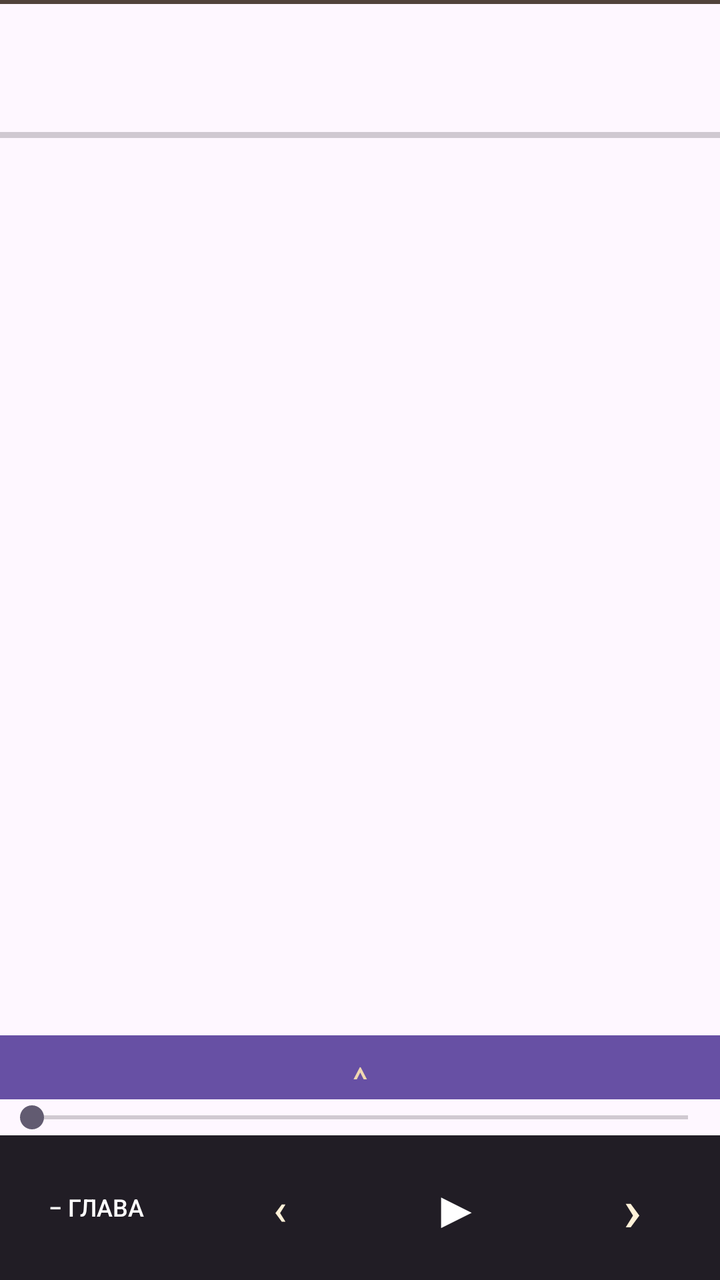
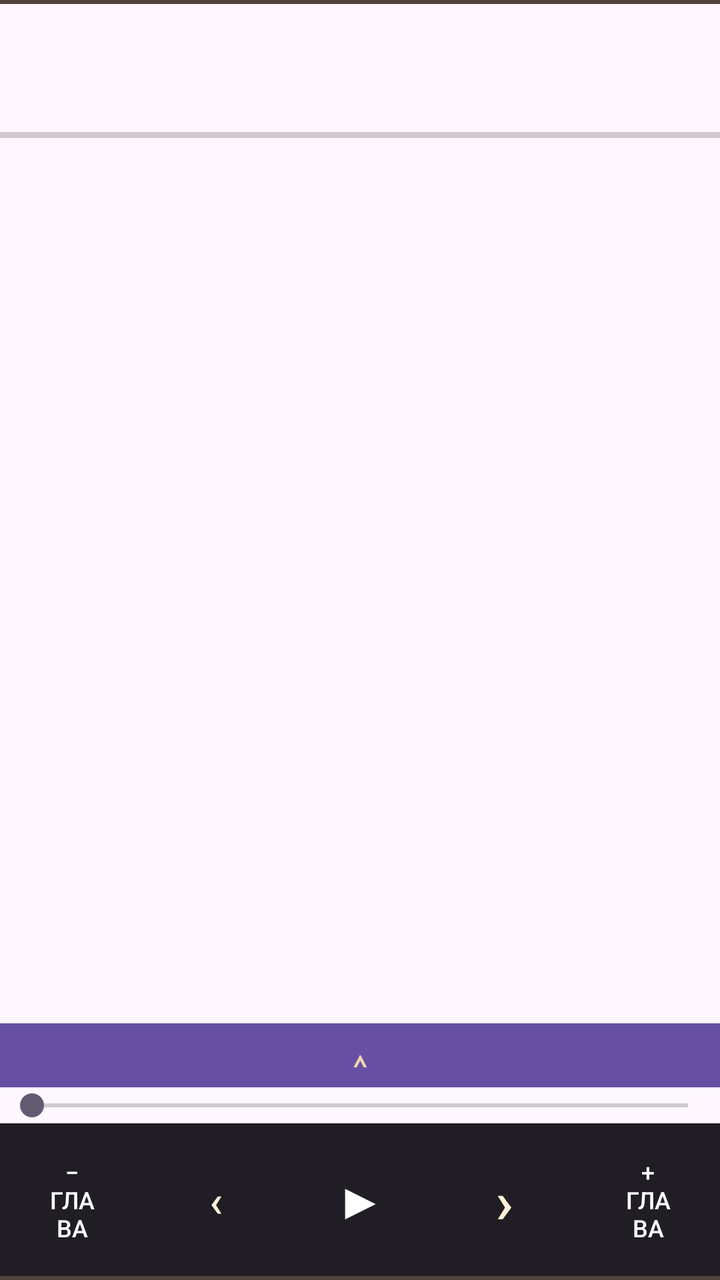

Screens rendered from an Android XML layout before and after an edit, with the pre-edit source and the edit as a unified diff.
<!-- AndroidManifest.xml: application theme Theme.OpenAloud -->
<!-- res/layout/activity_main.xml -->
<?xml version="1.0" encoding="utf-8"?>
<LinearLayout xmlns:android="http://schemas.android.com/apk/res/android"
    android:layout_width="match_parent"
    android:layout_height="match_parent"
    android:fitsSystemWindows="true"
    android:orientation="vertical">

    <View android:id="@+id/topFrame" android:layout_width="match_parent" android:layout_height="2dp" android:background="#51433B" />

    <com.google.android.material.appbar.MaterialToolbar
        android:id="@+id/toolbar"
        android:layout_width="match_parent"
        android:layout_height="?attr/actionBarSize" />

    <ProgressBar android:id="@+id/miniProgress" style="?android:attr/progressBarStyleHorizontal" android:layout_width="match_parent" android:layout_height="3dp" android:max="100" android:progress="0" android:indeterminate="false" />

    <androidx.recyclerview.widget.RecyclerView
        android:id="@+id/list"
        android:layout_width="match_parent"
        android:layout_height="0dp"
        android:layout_weight="1" />

    <Button
        android:id="@+id/expandControls"
        android:layout_width="match_parent"
        android:layout_height="32dp"
        android:background="#211D25"
        android:text="⌃"
        android:textColor="#F0D7B0"
        android:textSize="20sp" />

    <SeekBar
        android:id="@+id/seek"
        android:layout_width="match_parent"
        android:layout_height="wrap_content" />

    <LinearLayout
        android:id="@+id/controlBar"
        android:layout_width="match_parent"
        android:layout_height="wrap_content"
        android:gravity="center"
        android:orientation="horizontal"
        android:background="#211D25"
        android:paddingVertical="6dp">

        <Button android:id="@+id/prevCh" style="?android:attr/borderlessButtonStyle" android:textColor="#FFFFFF" android:backgroundTint="#51433B"
            android:layout_width="0dp" android:layout_height="wrap_content"
            android:layout_weight="1" android:text="− глава" android:textSize="12sp" />
        <Button android:id="@+id/prev" style="?android:attr/borderlessButtonStyle" android:backgroundTint="#51433B" android:textColor="#FFF1D8"
            android:layout_width="0dp" android:layout_height="wrap_content"
            android:layout_weight="1" android:text="‹" android:textSize="22sp" />
        <Button android:id="@+id/play" style="?android:attr/borderlessButtonStyle" android:backgroundTint="#8A6744" android:textColor="#FFFFFF"
            android:layout_width="0dp" android:layout_height="wrap_content"
            android:layout_weight="1" android:text="▶" android:textSize="26sp" />
        <Button android:id="@+id/next" style="?android:attr/borderlessButtonStyle" android:backgroundTint="#51433B" android:textColor="#FFF1D8"
            android:layout_width="0dp" android:layout_height="wrap_content"
            android:layout_weight="1" android:text="›" android:textSize="30sp" />
        <Button android:id="@+id/nextCh" style="?android:attr/borderlessButtonStyle" android:backgroundTint="#51433B" android:textColor="#FFFFFF"
            android:layout_width="0dp" android:layout_height="wrap_content"
            android:layout_weight="1" android:text="+ глава" android:textSize="12sp" />
        <View android:id="@+id/bottomFrame" android:layout_width="match_parent" android:layout_height="2dp" android:background="#51433B" />
</LinearLayout>
</LinearLayout>
<!-- resources referenced by this layout -->
<resources>
  <style name="Theme.OpenAloud" parent="Theme.Material3.DayNight.NoActionBar" />
</resources>

<!-- the commit's change to res/layout/activity_main.xml (unified diff, before → after) -->
@@ -58,6 +58,6 @@
         <Button android:id="@+id/nextCh" style="?android:attr/borderlessButtonStyle" android:backgroundTint="#51433B" android:textColor="#FFFFFF"
             android:layout_width="0dp" android:layout_height="wrap_content"
             android:layout_weight="1" android:text="+ глава" android:textSize="12sp" />
-        <View android:id="@+id/bottomFrame" android:layout_width="match_parent" android:layout_height="2dp" android:background="#51433B" />
+    </LinearLayout>
+    <View android:id="@+id/bottomFrame" android:layout_width="match_parent" android:layout_height="2dp" android:background="#51433B" />
 </LinearLayout>
-</LinearLayout>
